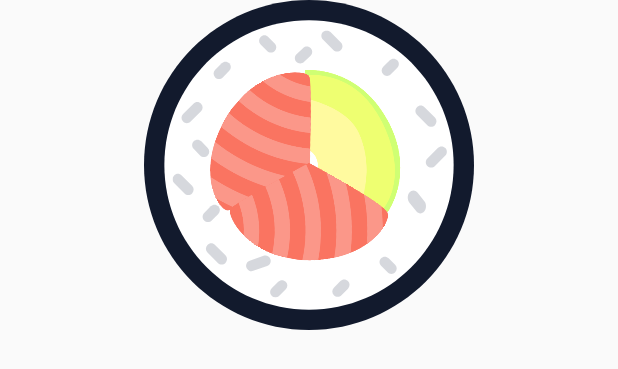
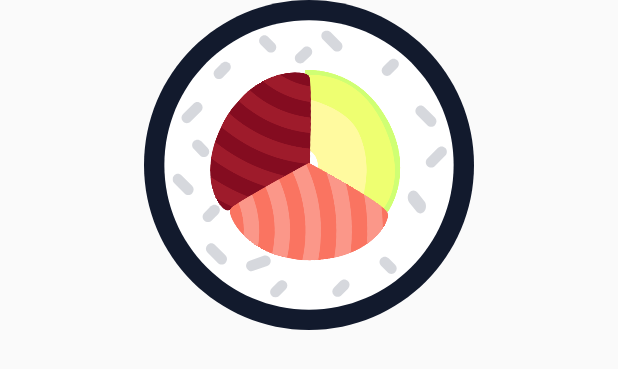
Before and after one commit to ayafjbara/Sushi-Project, an Android app: the layout sushi_view_layout.xml on its own in the app's theme, with its tools: preview values and no code run, on a phone screen of 412 x 824 dp. Shown: the top 369 px of the screen. Run offline under Robolectric (Android 15) with nearby library versions, the phone set to English and light mode, and no system bars.

Commit message:
red tuna

```diff
--- /dev/null
+++ b/app/src/main/res/drawable/ic_in_tuna.xml
@@ -0,0 +1,48 @@
+<vector xmlns:android="http://schemas.android.com/apk/res/android"
+    android:width="50.01023dp"
+    android:height="72.188065dp"
+    android:viewportWidth="50.01023"
+    android:viewportHeight="72.188065">
+  <group>
+    <clip-path android:pathData="m2.0857,2.195c-3.1697,5.6529 -1.7844,47.0891 -1.7844,47.0891l0,-0c0,-0 35.4115,21.7791 39.7711,22.8674l0,-0c4.36,1.0883 18.9325,-22.286 1.8101,-49.6034l0,-0c-10.9862,-17.5271 -24.9093,-22.5485 -33.099,-22.5481l0,-0c-3.5253,0.0004 -5.9891,0.931 -6.6978,2.195 M 0,0"/>
+    <path
+        android:pathData="m69.7083,105.6269 l-46.5416,-82.6329 1.9159,-59.3968"
+        android:fillColor="#f8513a"/>
+    <path
+        android:pathData="m40.3788,12.2799 l-4.923,-2.5689 2.5742,-4.9061"
+        android:fillColor="#fa7461"/>
+    <path
+        android:pathData="m45.0907,27.2767 l-4.9269,-2.5823 2.5686,-4.9227"
+        android:fillColor="#fa7461"/>
+    <path
+        android:pathData="m49.7943,42.2468 l-4.9227,-2.5689 2.57,-4.9195"
+        android:fillColor="#fa7461"/>
+    <path
+        android:pathData="m54.503,57.2337 l-4.9227,-2.5689 2.5689,-4.9227"
+        android:fillColor="#fa7461"/>
+    <path
+        android:pathData="m25.0671,-36.4168c-19.1558,6.0339 -36.752,16.2027 -51.5433,29.7882 1.2922,4.1127 2.6755,8.2176 4.1501,12.3151l5.0465,1.3025 -1.9766,6.7963c1.0612,2.679 2.1668,5.3467 3.3168,8.0028l5.4356,0.7179 -1.8658,7.172c1.2337,2.6077 2.516,5.1985 3.8477,7.7731l5.0687,0.2561 -0.9359,7.3903c1.4228,2.5114 2.8981,5.0059 4.4263,7.4838l5.4317,-0.024 -0.6886,7.3642c1.6185,2.3982 3.2918,4.7653 5.0197,7.1018l5.5107,-1.0439 -0.006,8.1372c1.9008,2.3386 3.8573,4.6415 5.8685,6.9088l4.2637,0.0469 2.1149,6.7314c2.1456,2.1682 4.3554,4.293 6.6287,6.374l3.8368,-1.2058 2.9034,7.0644c2.1848,1.8059 4.4252,3.5669 6.7225,5.2832l5.0013,-1.5713 2.0726,6.5966 14.9835,-4.7078"
+        android:fillColor="#840c20"/>
+    <path
+        android:pathData="m28.6094,-25.1789c-19.2137,6.0508 -36.6878,16.6388 -50.9453,30.8684 0.9864,2.7076 2.0126,5.4063 3.0797,8.0959 13.7806,-14.6036 31.0688,-25.4377 50.2193,-31.4727"
+        android:fillColor="#fb9789"/>
+    <path
+        android:pathData="m33.3171,-10.1954c-19.0175,5.9955 -36.0454,17.0515 -49.2598,31.9846 1.1458,2.6427 2.3386,5.273 3.5775,7.8909 12.5501,-15.2054 29.2336,-26.4527 48.036,-32.3839"
+        android:fillColor="#9e1b2b"/>
+    <path
+        android:pathData="m38.03,4.8048c-18.5039,5.8364 -34.7581,17.2357 -46.5487,32.645 1.3169,2.5668 2.6928,5.11 4.1279,7.6299 10.9181,-15.5515 26.6506,-27.0775 44.7696,-32.7999"
+        android:fillColor="#9e1b2b"/>
+    <path
+        android:pathData="m42.7325,19.7715c-17.6445,5.576 -32.7604,17.1898 -42.6942,32.8023 1.5293,2.4751 3.1104,4.9205 4.742,7.3367 8.8339,-15.578 23.2346,-27.2366 40.3105,-32.6341"
+        android:fillColor="#9e1b2b"/>
+    <path
+        android:pathData="m47.4416,34.7584c-16.4179,5.195 -29.9963,16.879 -37.5818,32.3384 1.7597,2.376 3.5754,4.7181 5.4469,7.0263 6.1761,-15.2298 18.8196,-26.9145 34.4886,-31.8731"
+        android:fillColor="#9e1b2b"/>
+    <path
+        android:pathData="m52.1493,49.742c-14.8396,4.6983 -26.4174,16.3978 -30.9608,31.2861 2.0645,2.3093 4.1935,4.5741 6.3874,6.7938l0.3694,-1.6619c3.0766,-13.6797 13.1897,-24.6952 26.5578,-28.9264"
+        android:fillColor="#9e1b2b"/>
+    <path
+        android:pathData="m56.8529,64.7119c-10.6962,3.3877 -18.7861,12.2047 -21.2432,23.1521l-1.4093,6.3295c2.1833,1.9985 4.4302,3.9515 6.7402,5.8586l2.3361,-10.4775c1.8433,-8.2098 7.9121,-14.8202 15.9346,-17.3577"
+        android:fillColor="#fb9789"/>
+  </group>
+</vector>
--- a/app/src/main/res/layout/sushi_view_layout.xml
+++ b/app/src/main/res/layout/sushi_view_layout.xml
@@ -56,7 +56,7 @@
             app:layout_constraintEnd_toEndOf="@id/image_sushi"
             app:layout_constraintStart_toStartOf="@id/image_sushi"
             app:layout_constraintTop_toTopOf="@id/image_sushi"
-            app:srcCompat="@drawable/ic_in_salmon" />
+            app:srcCompat="@drawable/ic_in_tuna" />
 
         <ImageView
             android:id="@+id/img_in_bottom"
```
